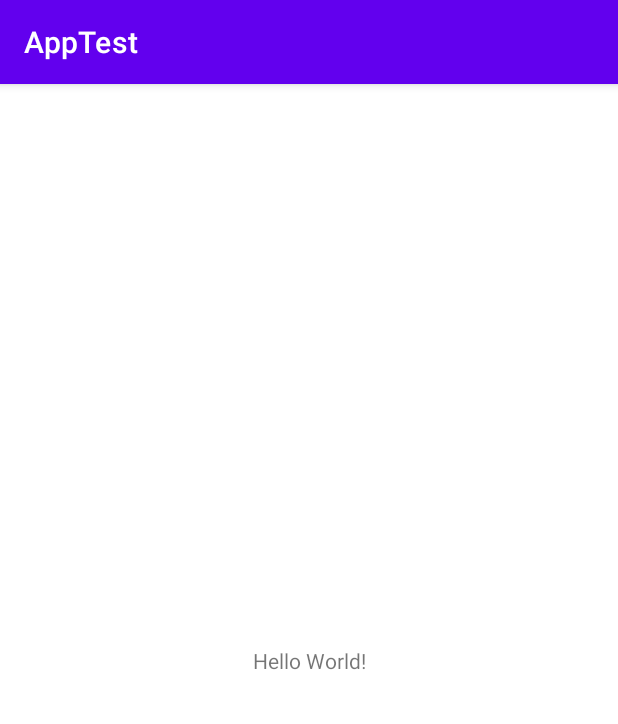
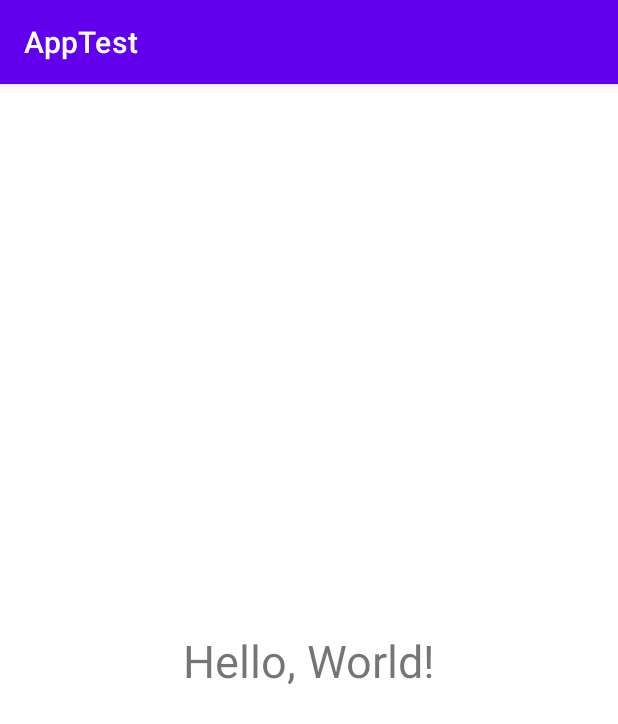
Before and after one commit to josevini/android, an Android app: the screen it shows after launch (MainActivity), on a phone screen of 412 x 824 dp. Shown: the top 724 px of the screen. Run offline under Robolectric (Android 15) with nearby library versions, the phone set to English and light mode, and no system bars.

Commit message:
Update activity_main.xml

```diff
--- a/AppTeste/app/src/main/res/layout/activity_main.xml
+++ b/AppTeste/app/src/main/res/layout/activity_main.xml
@@ -9,7 +9,8 @@
     <TextView
         android:layout_width="wrap_content"
         android:layout_height="wrap_content"
-        android:text="Hello World!"
+        android:text="@string/message"
+        android:textSize="30sp"
         app:layout_constraintBottom_toBottomOf="parent"
         app:layout_constraintLeft_toLeftOf="parent"
         app:layout_constraintRight_toRightOf="parent"
```
